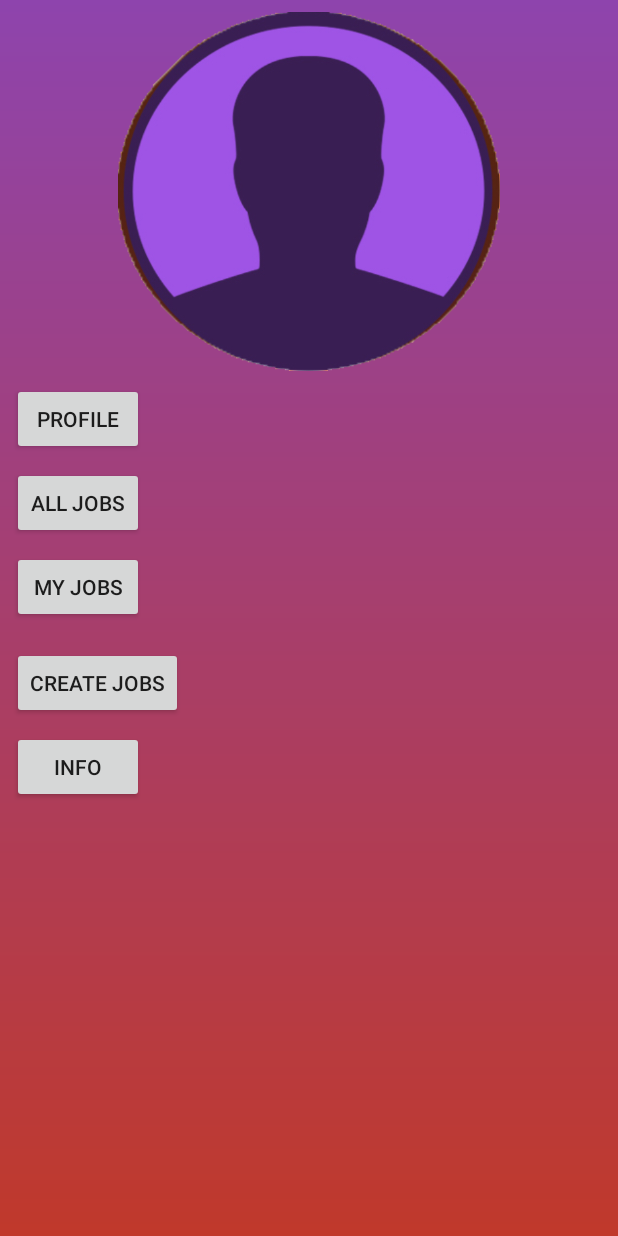
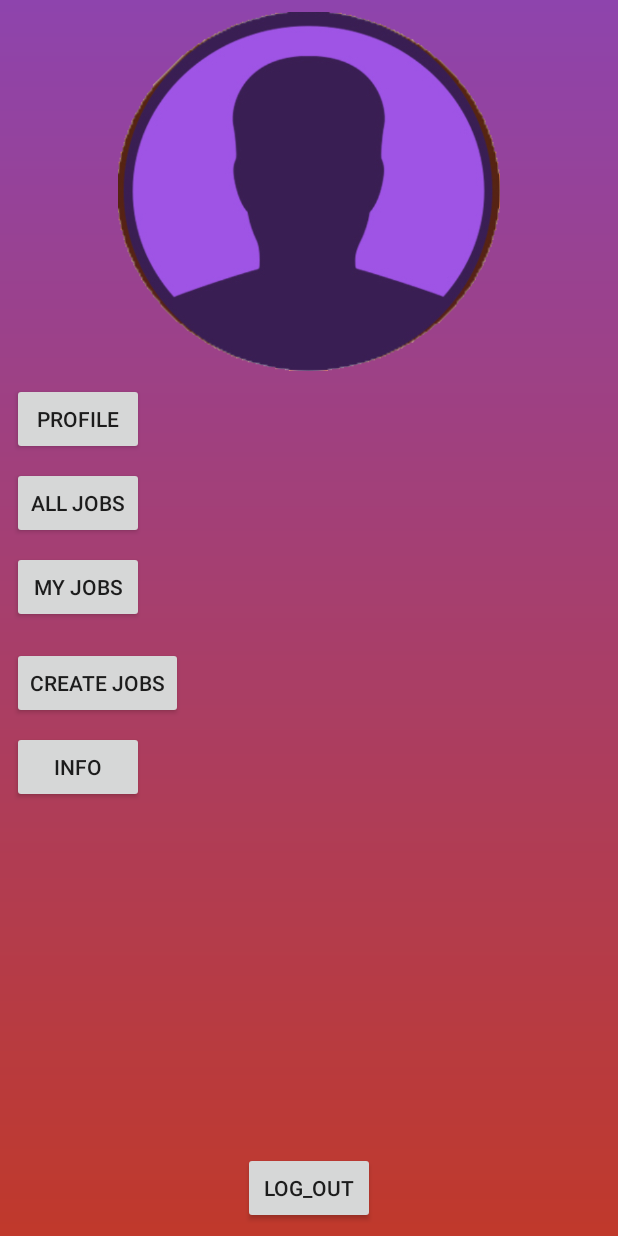
Before and after one commit to EgorCheh/Gosha, an Android app: the screen it shows after launch once a user with an empty profile is signed in (ProfileMenu), after a tap on an icon or button, on a phone screen of 412 x 824 dp. Run offline under Robolectric (Android 15) with nearby library versions, the phone set to English and light mode, and no system bars; our stand-ins replace Firebase (no records; nobody signed in at launch, a user with empty details on screens opened directly); Roboto replaces fonts that are not available here.

Commit message:
Added LogOut

```diff
--- a/app/src/main/java/com/example/gosha/MainActivity.java
+++ b/app/src/main/java/com/example/gosha/MainActivity.java
@@ -44,7 +44,7 @@
 
 
 
-        Log.d(TAG," create  "+mAuth.getCurrentUser());
+        Log.d("asadasdada","Main  "+mAuth.getCurrentUser());
     }
 
     @Override
--- a/app/src/main/java/com/example/gosha/ProfileMenu.java
+++ b/app/src/main/java/com/example/gosha/ProfileMenu.java
@@ -1,9 +1,13 @@
 package com.example.gosha;
 
+import android.content.Intent;
 import android.support.v7.app.AppCompatActivity;
 import android.os.Bundle;
+import android.util.Log;
 import android.view.View;
 import android.widget.Button;
+
+import com.google.firebase.auth.FirebaseAuth;
 
 public class ProfileMenu extends AppCompatActivity implements View.OnClickListener {
 
@@ -11,12 +15,34 @@
     protected void onCreate(Bundle savedInstanceState) {
         super.onCreate(savedInstanceState);
         setContentView(R.layout.activity_profile_menu);
-        Button btnProfile,btnAll,btnMy,btnCreate,btnInfo;
+
+        Button btnProfile,btnAll,btnMy,btnCreate,btnInfo,btnLogOut;
+        final FirebaseAuth mAuth=FirebaseAuth.getInstance();
+
+       Log.d("asadasdada","Profile  "+mAuth.getCurrentUser().getEmail());
+
+
+        btnLogOut=findViewById(R.id.log_out);
         btnProfile = findViewById(R.id.btn_profile_profmenu);
         btnAll = findViewById(R.id.btn_all_jobs_profmenu);
         btnMy = findViewById(R.id.btn_my_jobs_profmenu);
         btnCreate = findViewById(R.id.btn_create_profmenu);
         btnInfo = findViewById(R.id.btn_info_profmenu);
+
+        btnLogOut.setOnClickListener(new View.OnClickListener() {
+            @Override
+            public void onClick(View v) {
+
+                mAuth.signOut();
+                Intent intent = new Intent(getApplicationContext(), MainActivity.class);
+                intent.addFlags(Intent.FLAG_ACTIVITY_CLEAR_TOP);
+                intent.addFlags(Intent.FLAG_ACTIVITY_NEW_TASK);
+                startActivity(intent);
+
+
+            }
+        });
+
         btnAll.setOnClickListener(this);
         btnCreate.setOnClickListener(this);
         btnProfile.setOnClickListener(this);
--- a/app/src/main/res/layout/activity_profile_menu.xml
+++ b/app/src/main/res/layout/activity_profile_menu.xml
@@ -83,4 +83,18 @@
         android:text="info"
         app:layout_constraintStart_toStartOf="parent"
         app:layout_constraintTop_toBottomOf="@+id/btn_create_profmenu" />
+
+    <Button
+        android:id="@+id/log_out"
+        android:layout_width="wrap_content"
+        android:layout_height="wrap_content"
+        android:layout_marginStart="8dp"
+        android:layout_marginLeft="8dp"
+        android:layout_marginEnd="8dp"
+        android:layout_marginRight="8dp"
+        android:layout_marginBottom="8dp"
+        android:text="log_out"
+        app:layout_constraintBottom_toBottomOf="parent"
+        app:layout_constraintEnd_toEndOf="parent"
+        app:layout_constraintStart_toStartOf="parent" />
 </android.support.constraint.ConstraintLayout>
```
